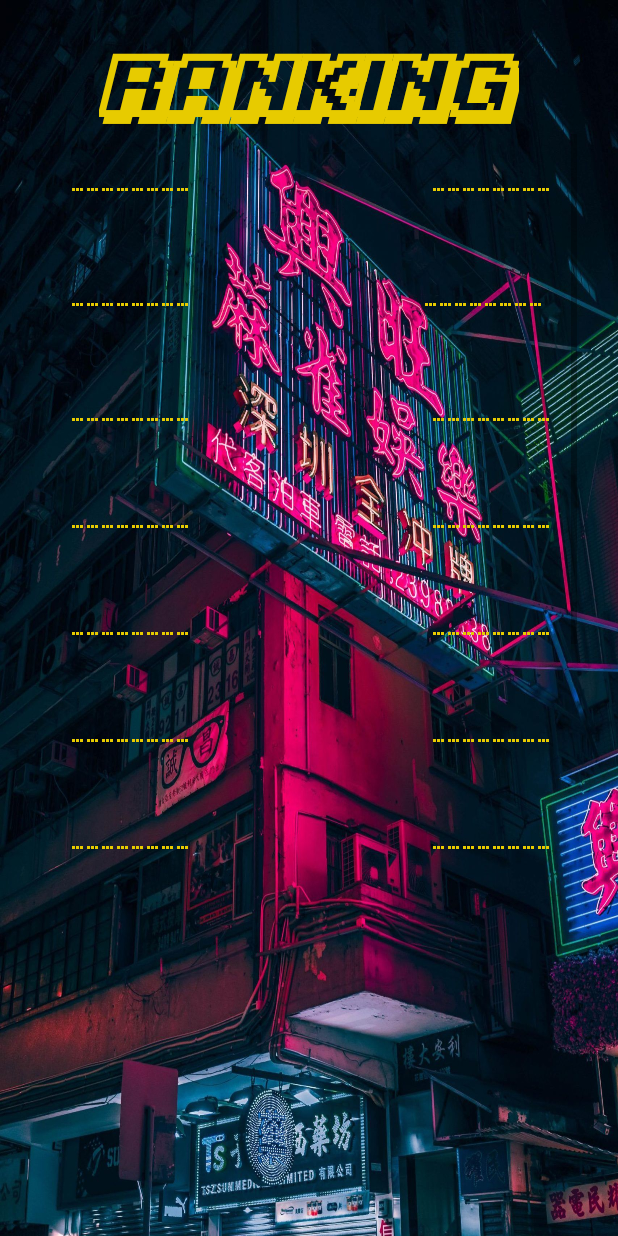
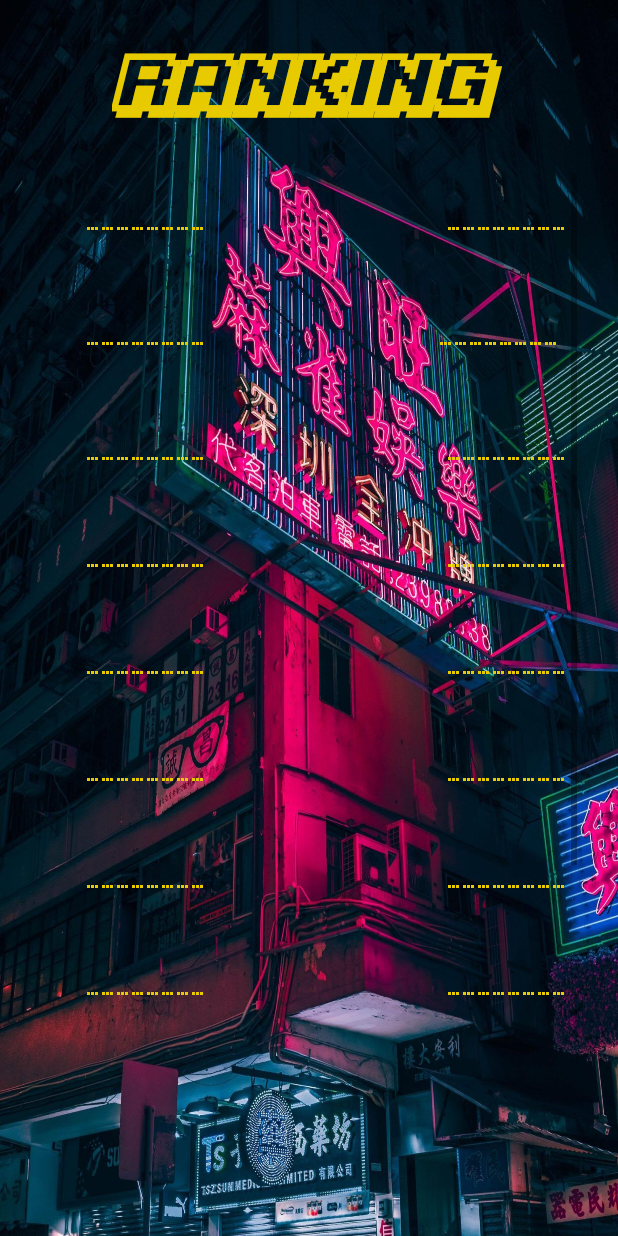
Before and after one commit to JaviAlexSoria2021/Stonks_final, an Android app: the Ranking1 screen opened directly, with no data from a screen before it, on a phone screen of 412 x 824 dp. Run offline under Robolectric (Android 15) with nearby library versions, the phone set to English and light mode, and no system bars; our stand-ins replace Firebase (no records; nobody signed in at launch, a user with empty details on screens opened directly).

Commit message:
Version Casi casi final

```diff
--- a/app/src/main/AndroidManifest.xml
+++ b/app/src/main/AndroidManifest.xml
@@ -7,8 +7,9 @@
 
     <application
         android:allowBackup="true"
-        android:icon="@drawable/ic_launcher_foreground"
+        android:icon="@drawable/logo"
         android:label="@string/app_name"
+        android:screenOrientation="portrait"
         android:roundIcon="@mipmap/ic_launcher_round"
         android:supportsRtl="true"
         android:hardwareAccelerated="false"
--- a/app/src/main/java/com/bryansoria/socialappv4/Model/MyFirebaseMessagingService.java
+++ b/app/src/main/java/com/bryansoria/socialappv4/Model/MyFirebaseMessagingService.java
@@ -1,6 +1,5 @@
 package com.bryansoria.socialappv4.Model;
 
-import android.app.Notification;
 import android.app.NotificationManager;
 import android.app.PendingIntent;
 import android.content.Intent;
--- a/app/src/main/res/layout/activity_ranking1.xml
+++ b/app/src/main/res/layout/activity_ranking1.xml
@@ -20,15 +20,15 @@
         android:fontFamily="@font/ka1"
         android:text="RANKING:"
         android:textColor="@color/textranking"
-        android:textSize="48sp"
+        android:textSize="44sp"
         android:textStyle="italic" />
 
     <ScrollView
-        android:layout_width="358dp"
-        android:layout_height="496dp"
+        android:layout_width="348dp"
+        android:layout_height="578dp"
         android:layout_alignParentEnd="true"
         android:layout_centerHorizontal="true"
-        android:layout_marginTop="89dp"
+        android:layout_marginTop="115dp"
         android:layout_marginEnd="27dp">
 
         <GridLayout
@@ -43,9 +43,9 @@
                 android:id="@+id/tvUser1"
                 android:layout_width="179dp"
                 android:layout_height="match_parent"
+                android:fontFamily="@font/pixel"
                 android:padding="20dp"
                 android:text=""
-                android:fontFamily="@font/pixel"
                 android:textColor="@color/textranking"
                 android:textSize="25dp"
                 app:layout_column="0"
@@ -55,10 +55,10 @@
                 android:id="@+id/tvScore1"
                 android:layout_width="181dp"
                 android:layout_height="wrap_content"
+                android:fontFamily="@font/pixel"
                 android:padding="20dp"
                 android:text=""
                 android:textAlignment="textEnd"
-                android:fontFamily="@font/pixel"
                 android:textColor="@color/textranking"
                 android:textSize="25dp"
                 app:layout_column="1"
@@ -68,9 +68,9 @@
                 android:id="@+id/tvUser2"
                 android:layout_width="179dp"
                 android:layout_height="match_parent"
+                android:fontFamily="@font/pixel"
                 android:padding="20dp"
                 android:text=""
-                android:fontFamily="@font/pixel"
                 android:textColor="@color/textranking"
                 android:textSize="25dp"
                 app:layout_column="0"
@@ -80,21 +80,22 @@
                 android:id="@+id/tvScore2"
                 android:layout_width="181dp"
                 android:layout_height="wrap_content"
+                android:fontFamily="@font/pixel"
                 android:padding="25dp"
                 android:text=""
                 android:textAlignment="textEnd"
-                android:fontFamily="@font/pixel"
                 android:textColor="@color/textranking"
                 android:textSize="25dp"
                 app:layout_column="1"
                 app:layout_row="0" />
+
             <TextView
                 android:id="@+id/tvUser3"
                 android:layout_width="179dp"
                 android:layout_height="match_parent"
+                android:fontFamily="@font/pixel"
                 android:padding="20dp"
                 android:text=""
-                android:fontFamily="@font/pixel"
                 android:textColor="@color/textranking"
                 android:textSize="25dp"
                 app:layout_column="0"
@@ -104,21 +105,22 @@
                 android:id="@+id/tvScore3"
                 android:layout_width="181dp"
                 android:layout_height="wrap_content"
+                android:fontFamily="@font/pixel"
                 android:padding="20dp"
                 android:text=""
-                android:fontFamily="@font/pixel"
                 android:textAlignment="textEnd"
                 android:textColor="@color/textranking"
                 android:textSize="25dp"
                 app:layout_column="1"
                 app:layout_row="0" />
+
             <TextView
                 android:id="@+id/tvUser4"
                 android:layout_width="179dp"
                 android:layout_height="match_parent"
+                android:fontFamily="@font/pixel"
                 android:padding="20dp"
                 android:text=""
-                android:fontFamily="@font/pixel"
                 android:textColor="@color/textranking"
                 android:textSize="25dp"
                 app:layout_column="0"
@@ -128,21 +130,22 @@
                 android:id="@+id/tvScore4"
                 android:layout_width="181dp"
                 android:layout_height="wrap_content"
+                android:fontFamily="@font/pixel"
                 android:padding="20dp"
                 android:text=""
                 android:textAlignment="textEnd"
-                android:fontFamily="@font/pixel"
                 android:textColor="@color/textranking"
                 android:textSize="25dp"
                 app:layout_column="1"
                 app:layout_row="0" />
+
             <TextView
                 android:id="@+id/tvUser5"
                 android:layout_width="179dp"
                 android:layout_height="match_parent"
+                android:fontFamily="@font/pixel"
                 android:padding="20dp"
                 android:text=""
-                android:fontFamily="@font/pixel"
                 android:textColor="@color/textranking"
                 android:textSize="25dp"
                 app:layout_column="0"
@@ -152,21 +155,22 @@
                 android:id="@+id/tvScore5"
                 android:layout_width="181dp"
                 android:layout_height="wrap_content"
+                android:fontFamily="@font/pixel"
                 android:padding="20dp"
                 android:text=""
                 android:textAlignment="textEnd"
-                android:fontFamily="@font/pixel"
                 android:textColor="@color/textranking"
                 android:textSize="25dp"
                 app:layout_column="1"
                 app:layout_row="0" />
+
             <TextView
                 android:id="@+id/tvUser6"
                 android:layout_width="179dp"
                 android:layout_height="match_parent"
+                android:fontFamily="@font/pixel"
                 android:padding="20dp"
                 android:text=""
-                android:fontFamily="@font/pixel"
                 android:textColor="@color/textranking"
                 android:textSize="25dp"
                 app:layout_column="0"
@@ -176,21 +180,22 @@
                 android:id="@+id/tvScore6"
                 android:layout_width="181dp"
                 android:layout_height="wrap_content"
+                android:fontFamily="@font/pixel"
                 android:padding="20dp"
                 android:text=""
                 android:textAlignment="textEnd"
-                android:fontFamily="@font/pixel"
                 android:textColor="@color/textranking"
                 android:textSize="25dp"
                 app:layout_column="1"
                 app:layout_row="0" />
+
             <TextView
                 android:id="@+id/tvUser7"
                 android:layout_width="179dp"
                 android:layout_height="match_parent"
+                android:fontFamily="@font/pixel"
                 android:padding="20dp"
                 android:text=""
-                android:fontFamily="@font/pixel"
                 android:textColor="@color/textranking"
                 android:textSize="25dp"
                 app:layout_column="0"
@@ -200,21 +205,22 @@
                 android:id="@+id/tvScore7"
                 android:layout_width="181dp"
                 android:layout_height="wrap_content"
+                android:fontFamily="@font/pixel"
                 android:padding="20dp"
                 android:text=""
                 android:textAlignment="textEnd"
-                android:fontFamily="@font/pixel"
                 android:textColor="@color/textranking"
                 android:textSize="25dp"
                 app:layout_column="1"
                 app:layout_row="0" />
+
             <TextView
                 android:id="@+id/tvUser8"
                 android:layout_width="179dp"
                 android:layout_height="match_parent"
+                android:fontFamily="@font/pixel"
                 android:padding="20dp"
                 android:text=""
-                android:fontFamily="@font/pixel"
                 android:textColor="@color/textranking"
                 android:textSize="25dp"
                 app:layout_column="0"
@@ -224,21 +230,22 @@
                 android:id="@+id/tvScore8"
                 android:layout_width="181dp"
                 android:layout_height="wrap_content"
+                android:fontFamily="@font/pixel"
                 android:padding="20dp"
+                android:text=""
                 android:textAlignment="textEnd"
-                android:text=""
-                android:fontFamily="@font/pixel"
                 android:textColor="@color/textranking"
                 android:textSize="25dp"
                 app:layout_column="1"
                 app:layout_row="0" />
+
             <TextView
                 android:id="@+id/tvUser9"
                 android:layout_width="179dp"
                 android:layout_height="match_parent"
+                android:fontFamily="@font/pixel"
                 android:padding="20dp"
                 android:text=""
-                android:fontFamily="@font/pixel"
                 android:textColor="@color/textranking"
                 android:textSize="25dp"
                 app:layout_column="0"
@@ -248,23 +255,24 @@
                 android:id="@+id/tvScore9"
                 android:layout_width="181dp"
                 android:layout_height="wrap_content"
+                android:fontFamily="@font/pixel"
                 android:padding="20dp"
                 android:text=""
                 android:textAlignment="textEnd"
-                android:fontFamily="@font/pixel"
                 android:textColor="@color/textranking"
                 android:textSize="25dp"
                 app:layout_column="1"
                 app:layout_row="0" />
+
             <TextView
                 android:id="@+id/tvUser10"
                 android:layout_width="179dp"
                 android:layout_height="match_parent"
+                android:fontFamily="@font/pixel"
                 android:padding="20dp"
                 android:text=""
                 android:textColor="@color/textranking"
                 android:textSize="25dp"
-                android:fontFamily="@font/pixel"
                 app:layout_column="0"
                 app:layout_row="0" />
 
@@ -272,10 +280,10 @@
                 android:id="@+id/tvScore10"
                 android:layout_width="181dp"
                 android:layout_height="wrap_content"
+                android:fontFamily="@font/pixel"
                 android:padding="20dp"
                 android:text=""
                 android:textAlignment="textEnd"
-                android:fontFamily="@font/pixel"
                 android:textColor="@color/textranking"
                 android:textSize="25dp"
                 app:layout_column="1"
--- a/app/src/main/res/layout/detalle_juegos.xml
+++ b/app/src/main/res/layout/detalle_juegos.xml
@@ -40,7 +40,7 @@
         android:layout_width="359dp"
         android:layout_height="126dp"
         android:layout_marginLeft="5dp"
-        android:layout_marginTop="368dp"
+        android:layout_marginTop="428dp"
         android:layout_marginRight="5dp"
         android:fontFamily="sans-serif"
         android:hint="Descripcion"
```
Also changed, not shown: app/src/main/res/layout/activity_ranking2.xml (+33 -25 lines), app/src/main/res/drawable-v24/logo.png (added), app/src/main/res/drawable/logo.png (deleted).
